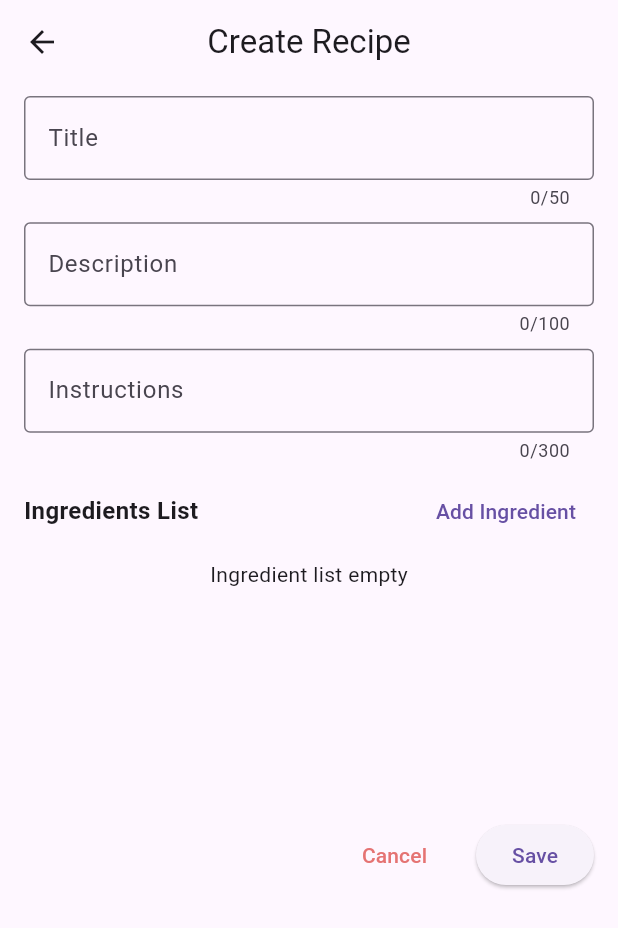
After one commit to nehemiasmunoz/alchemist_arsenal, a Flutter app: the screen it shows after launch, after a tap on the "add" icon, after a tap on "New Recipe", on a phone screen of 412 x 824 dp. The commit adds this screen. Shown: the top 928 px of the screen. Run offline on Flutter 3.47's test engine with Material 3 defaults, Android fonts, the phone set to English and light mode, and no system bars; our stand-ins replace drift, drift_flutter; accounts and stored records are empty; generated files the repository leaves out were written again.

Commit message:
feat: creacion de recetas integracion de ingredientes

```diff
--- a/lib/main.dart
+++ b/lib/main.dart
@@ -2,19 +2,36 @@ import 'package:alchemist_arsenal/config/routes/routes_app.dart';
 import 'package:alchemist_arsenal/data/daos/daos.dart';
 import 'package:alchemist_arsenal/data/source/sqlite/app_database.dart';
 import 'package:alchemist_arsenal/domain/repository/repositories.dart';
-import 'package:alchemist_arsenal/presentation/ingredient/provider/ingredient_provider.dart';
+import 'package:alchemist_arsenal/presentation/providers.dart';
 import 'package:alchemist_arsenal/presentation/screens.dart';
 import 'package:flutter/material.dart';
 import 'package:provider/provider.dart';
 
 void main() {
   final database = AppDatabase();
-  final ingredientDao = IngredientDao(database);
-  final ingredientRepository = IngredientRepository(ingredientDao);
+  final ingredientRepository = IngredientRepository(IngredientDao(database));
+  final recipeRepository = RecipeRepository(RecipeDao(database));
+  final unitOfMeasureRepository = UnitOfMeasureRepository(
+    UnitOfMeasureDao(database),
+  );
+  final recipeIngredientRepository = RecipeIngredientRepository(
+    recipeIngredientDao: RecipeIngredientDao(database),
+  );
   runApp(
     MultiProvider(
       providers: [
         Provider(create: (_) => IngredientProvider(ingredientRepository)),
+        ChangeNotifierProvider(create: (_) => RecipeProvider(recipeRepository)),
+        ChangeNotifierProvider(
+          create: (_) {
+            var unitProvider = UnitOfMeasureProvider(unitOfMeasureRepository);
+            unitProvider.loadRecords();
+            return unitProvider;
+          },
+        ),
+        ChangeNotifierProvider(
+          create: (_) => RecipeIngredientProvider(recipeIngredientRepository),
+        ),
         ChangeNotifierProvider(create: (_) => RoutesApp()),
       ],
       child: const MainApp(),
--- a/lib/presentation/providers.dart
+++ b/lib/presentation/providers.dart
@@ -1,2 +1,4 @@
+export 'package:alchemist_arsenal/presentation/units/provider/unit_of_measure_provider.dart';
 export 'package:alchemist_arsenal/presentation/recipe/provider/recipe_provider.dart';
 export 'package:alchemist_arsenal/presentation/ingredient/provider/ingredient_provider.dart';
+export 'package:alchemist_arsenal/presentation/recipe_ingredient/provider/recipe_ingredient_provider.dart';
--- a/lib/presentation/recipe/provider/recipe_provider.dart
+++ b/lib/presentation/recipe/provider/recipe_provider.dart
@@ -1,13 +1,59 @@
 import 'package:alchemist_arsenal/data/source/sqlite/app_database.dart';
 import 'package:alchemist_arsenal/domain/repository/repositories.dart';
+import 'package:drift/drift.dart';
+import 'package:flutter/material.dart';
 
-class RecipeProvider {
+class RecipeProvider extends ChangeNotifier {
   final RecipeRepository _recipeRepository;
+  List<RecipeData> _recipes = [];
+  bool _isLoading = false;
 
-  RecipeProvider({required RecipeRepository recipeRepository})
-    : _recipeRepository = recipeRepository;
+  RecipeProvider(RecipeRepository repo) : _recipeRepository = repo {
+    getAllRecipes();
+  }
 
-  Stream<List<RecipeData>> watchAllRecipes() {
-    return _recipeRepository.watchAllRecipes();
+  List<RecipeData> get recipes => _recipes;
+  bool get isLoading => _isLoading;
+
+  Future<void> getAllRecipes() async {
+    _isLoading = true;
+    _recipes = await _recipeRepository.getAllRecipes();
+    _isLoading = false;
+    notifyListeners();
+  }
+
+  Future<int> submitForm(
+    int? id,
+    String title,
+    String description,
+    String instructions,
+  ) async {
+    var recipe = RecipeCompanion(
+      recipeId: Value.absentIfNull(id),
+      title: Value(title),
+      description: Value(description),
+      instructions: Value(instructions),
+    );
+    if (id != null) {
+      _updateRecipe(recipe);
+    } else {
+      id = await _createRecipe(recipe);
+    }
+    getAllRecipes();
+    return id;
+  }
+
+  Future<int> _createRecipe(RecipeCompanion newRecipe) {
+    return _recipeRepository.createRecipe(newRecipe);
+  }
+
+  Future<void> _updateRecipe(RecipeCompanion newRecipe) {
+    return _recipeRepository.updateRecipe(newRecipe);
+  }
+
+  Future<void> deleteRecipe(int id) {
+    final result = _recipeRepository.deleteRecipe(id);
+    getAllRecipes();
+    return result;
   }
 }
--- /dev/null
+++ b/lib/presentation/recipe/screens/form/create_edit_recipe_screen.dart
@@ -0,0 +1,18 @@
+import 'package:alchemist_arsenal/data/source/sqlite/app_database.dart';
+import 'package:alchemist_arsenal/presentation/recipe/screens/form/recipe_form.dart';
+import 'package:flutter/material.dart';
+
+class CreateEditRecipeScreen extends StatelessWidget {
+  const CreateEditRecipeScreen({super.key, this.oldRecipeData});
+  final RecipeData? oldRecipeData;
+  @override
+  Widget build(BuildContext context) {
+    return Scaffold(
+      appBar: AppBar(
+        title: Text(oldRecipeData != null ? "Edit Recipe" : "Create Recipe"),
+        centerTitle: true,
+      ),
+      body: RecipeForm(oldRecipeData: oldRecipeData),
+    );
+  }
+}
--- /dev/null
+++ b/lib/presentation/recipe/screens/form/recipe_form.dart
@@ -0,0 +1,207 @@
+import 'package:alchemist_arsenal/data/source/sqlite/app_database.dart';
+import 'package:alchemist_arsenal/domain/models/recipeIngredient/recipe_ingredient_model.dart';
+import 'package:alchemist_arsenal/presentation/providers.dart';
+import 'package:alchemist_arsenal/presentation/widgets/add_ingredient_form.dart';
+import 'package:alchemist_arsenal/presentation/widgets/widgets.dart';
+import 'package:alchemist_arsenal/utils/validator.dart';
+import 'package:flutter/material.dart';
+import 'package:provider/provider.dart';
+
+class RecipeForm extends StatefulWidget {
+  const RecipeForm({super.key, this.oldRecipeData});
+
+  final RecipeData? oldRecipeData;
+
+  @override
+  State<RecipeForm> createState() => _RecipeFormState();
+}
+
+class _RecipeFormState extends State<RecipeForm> {
+  final _formKey = GlobalKey<FormState>();
+  final _titleTFController = TextEditingController();
+  final _descriptionTFController = TextEditingController();
+  final _instructionsTFController = TextEditingController();
+
+  @override
+  void initState() {
+    if (widget.oldRecipeData != null) {
+      var oldData = widget.oldRecipeData!;
+      _titleTFController.value = TextEditingValue(text: oldData.title);
+      _descriptionTFController.value = TextEditingValue(
+        text: oldData.description,
+      );
+      _instructionsTFController.value = TextEditingValue(
+        text: oldData.instructions,
+      );
+    }
+    super.initState();
+  }
+
+  @override
+  void dispose() {
+    _formKey.currentState?.reset();
+    _titleTFController.dispose();
+    _descriptionTFController.dispose();
+    _instructionsTFController.dispose();
+    super.dispose();
+  }
+
+  @override
+  Widget build(BuildContext context) {
+    var size = MediaQuery.sizeOf(context);
+    var recipeProvider = context.read<RecipeProvider>();
+    var recipeIngredientProvider = context.read<RecipeIngredientProvider>();
+    recipeIngredientProvider.clearIngredients();
+    if (widget.oldRecipeData != null) {
+      recipeIngredientProvider.getAllIngredientsFromRecipe(
+        widget.oldRecipeData!.recipeId,
+      );
+    }
+
+    return Scaffold(
+      body: Padding(
+        padding: const EdgeInsets.symmetric(vertical: 8.0, horizontal: 16.0),
+        child: SingleChildScrollView(
+          child: Form(
+            key: _formKey,
+            child: Column(
+              spacing: size.width * .02,
+              children: [
+                CustomTextField(
+                  label: "Title",
+                  maxLines: 1,
+                  maxLength: 50,
+                  controller: _titleTFController,
+                  validator: (value) =>
+                      Validator.validateIsNotEmpty(value, "Title"),
+                ),
+                CustomTextField(
+                  label: "Description",
+                  maxLength: 100,
+                  validator: (value) =>
+                      Validator.validateIsNotEmpty(value, "Description"),
+                  controller: _descriptionTFController,
+                ),
+
+                CustomTextField(
+                  label: "Instructions",
+                  controller: _instructionsTFController,
+                  maxLength: 300,
+                  validator: (value) =>
+                      Validator.validateIsNotEmpty(value, "Instructions"),
+                ),
+                Row(
+                  mainAxisAlignment: MainAxisAlignment.spaceBetween,
+                  children: [
+                    Text(
+                      "Ingredients List",
+                      style: TextStyle(
+                        fontWeight: FontWeight.bold,
+                        fontSize: 16,
+                      ),
+                    ),
+                    TextButton(
+                      onPressed: () => showAdaptiveDialog(
+                        context: context,
+                        builder: (ctx) => CustomAlertDialog(
+                          title: "Add Ingredient",
+                          content: AddIngredientForm(),
+                        ),
+                      ),
+                      child: Text("Add Ingredient"),
+                    ),
+                  ],
+                ),
+                SizedBox(height: size.height * .2, child: IngredientsList()),
+                Row(
+                  mainAxisAlignment: MainAxisAlignment.end,
+                  spacing: size.width * .05,
+                  children: [
+                    TextButton(
+                      onPressed: () => Navigator.pop(context),
+                      child: Text(
+                        "Cancel",
+                        style: TextStyle(color: Colors.red[300]),
+                      ),
+                    ),
+                    ElevatedButton(
+                      onPressed: () async {
+                        if (_formKey.currentState!.validate()) {
+                          final int recipeId = await recipeProvider.submitForm(
+                            widget.oldRecipeData?.recipeId,
+                            _titleTFController.text,
+                            _descriptionTFController.text,
+                            _instructionsTFController.text,
+                          );
+
+                          recipeIngredientProvider.saveData(recipeId);
+                          if (context.mounted) {
+                            Navigator.pop(context);
+                          }
+                        }
+                      },
+                      child: Text("Save"),
+                    ),
+                  ],
+                ),
+              ],
+            ),
+          ),
+        ),
+      ),
+    );
+  }
+}
+
+class IngredientsList extends StatelessWidget {
+  const IngredientsList({super.key});
+
+  @override
+  Widget build(BuildContext context) {
+    return Consumer<RecipeIngredientProvider>(
+      builder: (ctx, provider, child) {
+        var ingredients = provider.ingredients;
+        if (ingredients.isEmpty) {
+          return Text("Ingredient list empty");
+        }
+        return ListView.builder(
+          itemCount: ingredients.length,
+          itemBuilder: (context, i) {
+            var ingredient = ingredients[i];
+            return IngredientItem(
+              ingredient: ingredient,
+              onDelete: provider.removeIngredientFromList,
+            );
+          },
+        );
+      },
+    );
+  }
+}
+
+class IngredientItem extends StatelessWidget {
+  const IngredientItem({
+    super.key,
+    required this.ingredient,
+    required this.onDelete,
+  });
+
+  final RecipeIngredientModel ingredient;
+  final Function onDelete;
+
+  @override
+  Widget build(BuildContext context) {
+    return Row(
+      mainAxisAlignment: MainAxisAlignment.spaceBetween,
+      children: [
+        Text(
+          " ${ingredient.quantity} ${ingredient.unit.symbol} | ${ingredient.ingredient.title}",
+        ),
+        IconButton(
+          onPressed: () => onDelete(ingredient),
+          icon: Icon(Icons.close),
+        ),
+      ],
+    );
+  }
+}
--- /dev/null
+++ b/lib/presentation/recipe/screens/list/recipe_list_screen.dart
@@ -0,0 +1,80 @@
+import 'package:alchemist_arsenal/data/source/sqlite/app_database.dart';
+import 'package:alchemist_arsenal/presentation/providers.dart';
+import 'package:alchemist_arsenal/presentation/screens.dart';
+import 'package:alchemist_arsenal/presentation/widgets/widgets.dart';
+import 'package:flutter/material.dart';
+import 'package:provider/provider.dart';
+
+class RecipesListScreen extends StatelessWidget {
+  const RecipesListScreen({super.key});
+
+  @override
+  Widget build(BuildContext context) {
+    var recipeProvider = context.watch<RecipeProvider>();
+
+    if (recipeProvider.isLoading) {
+      return Center(child: CircularProgressIndicator());
+    }
+    if (recipeProvider.recipes.isEmpty) {
+      return Center(child: Text("No recipes found."));
+    }
+
+    return ListView.separated(
+      separatorBuilder: (_, __) => Divider(),
+      itemCount: recipeProvider.recipes.length,
+      itemBuilder: (ctx, i) {
+        var recipe = recipeProvider.recipes[i];
+        return _RecipeItem(recipe: recipe);
+      },
+    );
+  }
+}
+
+class _RecipeItem extends StatelessWidget {
+  const _RecipeItem({required this.recipe});
+
+  final RecipeData recipe;
+
+  @override
+  Widget build(BuildContext context) {
+    return ListTile(
+      onTap: () => Navigator.push(
+        context,
+        MaterialPageRoute(
+          builder: (_) => CreateEditRecipeScreen(oldRecipeData: recipe),
+        ),
+      ),
+      title: Text(recipe.title),
+      subtitle: recipe.description != ""
+          ? Text(recipe.description, textAlign: TextAlign.left)
+          : null,
+      trailing: IconButton(
+        onPressed: () {
+          showAdaptiveDialog(
+            context: context,
+            builder: (ctx) => CustomAlertDialog(
+              title: "Delete Recipe",
+              content: Text("Do you really want to delete ${recipe.title}"),
+              actions: [
+                TextButton(
+                  onPressed: () => Navigator.pop(ctx),
+                  child: Text("Cancel"),
+                ),
+                ElevatedButton(
+                  onPressed: () {
+                    context.read<RecipeProvider>().deleteRecipe(
+                      recipe.recipeId,
+                    );
+                    Navigator.pop(ctx);
+                  },
+                  child: Text("Confirm"),
+                ),
+              ],
+            ),
+          );
+        },
+        icon: Icon(Icons.delete, color: Colors.red[300]),
+      ),
+    );
+  }
+}
--- /dev/null
+++ b/lib/presentation/recipe_ingredient/provider/recipe_ingredient_provider.dart
@@ -0,0 +1,78 @@
+import 'package:alchemist_arsenal/data/source/sqlite/app_database.dart';
+import 'package:alchemist_arsenal/domain/models/recipeIngredient/recipe_ingredient_model.dart';
+import 'package:alchemist_arsenal/domain/repository/repositories.dart';
+import 'package:drift/drift.dart';
+import 'package:flutter/foundation.dart';
+
+class RecipeIngredientProvider extends ChangeNotifier {
+  late RecipeIngredientRepository recipeIngredientRepository;
+  List<RecipeIngredientModel> _ingredients = [];
+  List<RecipeIngredientModel> get ingredients => _ingredients;
+  final List<int> _ingredientsToDelete = [];
+
+  RecipeIngredientProvider(RecipeIngredientRepository recipeIngredientRepo) {
+    recipeIngredientRepository = recipeIngredientRepo;
+  }
+
+  void saveData(int recipeId) {
+    if (_ingredients.isEmpty) return;
+    if (_ingredientsToDelete.isNotEmpty) {
+      recipeIngredientRepository.deleteAllIngredientsWhere(
+        _ingredientsToDelete,
+      );
+    }
+
+    var ingredientsWithRecipeId = _ingredients.map((e) {
+      return RecipeIngredientCompanion.insert(
+        recipeIngredientId: Value.absentIfNull(e.recipeIngredientId),
+        recipeId: recipeId,
+        ingredientId: e.ingredient.ingredientId,
+        unitOfMeasureId: e.unit.unitOfMeasureId,
+        quantity: e.quantity,
+      );
+    }).toList();
+
+    recipeIngredientRepository.saveAllRecipeIngredients(
+      ingredientsWithRecipeId,
+    );
+
+    _ingredients.clear();
+    _ingredientsToDelete.clear();
+    notifyListeners();
+  }
+
+  void addIngredientToList({
+    required UnitOfMeasureData unit,
+    required IngredientData ingredient,
+    required double quantity,
+  }) {
+    _ingredients.add(
+      RecipeIngredientModel(
+        ingredient: ingredient,
+        unit: unit,
+        quantity: quantity,
+      ),
+    );
+    notifyListeners();
+  }
+
+  void removeIngredientFromList(RecipeIngredientModel recipeIngredient) {
+    if (recipeIngredient.recipeIngredientId != null) {
+      _ingredientsToDelete.add(recipeIngredient.recipeIngredientId!);
+    }
+    _ingredients.remove(recipeIngredient);
+    notifyListeners();
+  }
+
+  void getAllIngredientsFromRecipe(int recipeId) async {
+    _ingredients = await recipeIngredientRepository
+        .getAllIngredientsWhereRecipe(recipeId);
+    notifyListeners();
+  }
+
+  void clearIngredients() {
+    _ingredients.clear();
+    _ingredientsToDelete.clear();
+    notifyListeners();
+  }
+}
--- a/lib/presentation/screens.dart
+++ b/lib/presentation/screens.dart
@@ -1,4 +1,6 @@
-export 'package:alchemist_arsenal/presentation/recipe/screens/recipe_list_screen.dart';
+export 'package:alchemist_arsenal/presentation/recipe/screens/list/recipe_list_screen.dart';
+export 'package:alchemist_arsenal/presentation/recipe/screens/form/recipe_form.dart';
+export 'package:alchemist_arsenal/presentation/recipe/screens/form/create_edit_recipe_screen.dart';
 export 'package:alchemist_arsenal/presentation/ingredient/screens/list/ingredients_list_screen.dart';
 export 'package:alchemist_arsenal/presentation/ingredient/screens/forms/ingredient_form.dart';
 export 'package:alchemist_arsenal/presentation/ingredient/screens/forms/create_edit_ingredient_screen.dart';
--- a/lib/presentation/widgets/custom_floating_button.dart
+++ b/lib/presentation/widgets/custom_floating_button.dart
@@ -12,11 +12,9 @@ class CustomFloatingButton extends StatelessWidget {
 
     return Padding(
       padding: EdgeInsetsGeometry.symmetric(horizontal: 16.0),
-      child: Container(
       child: Column(
         mainAxisAlignment: MainAxisAlignment.end,
         crossAxisAlignment: CrossAxisAlignment.center,
-          // mainAxisSize: MainAxisSize.min,
         children: [
           Visibility(
             visible: context.read<RoutesApp>().optionsVisibility,
@@ -24,7 +22,19 @@ class CustomFloatingButton extends StatelessWidget {
               mainAxisAlignment: MainAxisAlignment.spaceBetween,
               spacing: size.width * .05,
               children: [
-                  ElevatedButton(onPressed: null, child: Text("New Recipe")),
+                ElevatedButton(
+                  onPressed: () {
+                    Navigator.push(
+                      context,
+                      MaterialPageRoute(
+                        builder: (ctx) => CreateEditRecipeScreen(),
+                      ),
+                    );
+                    context.read<RoutesApp>().changeOptionsVisibility(false);
+                  },
+                  child: const Text("New Recipe"),
+                ),
+
                 ElevatedButton(
                   onPressed: () {
                     Navigator.push(
@@ -35,7 +45,7 @@ class CustomFloatingButton extends StatelessWidget {
                     );
                     context.read<RoutesApp>().changeOptionsVisibility(false);
                   },
-                    child: Text("New Ingredient"),
+                  child: const Text("New Ingredient"),
                 ),
               ],
             ),
@@ -48,7 +58,6 @@ class CustomFloatingButton extends StatelessWidget {
           ),
         ],
       ),
-      ),
     );
   }
 }
--- a/lib/presentation/widgets/custom_text_field.dart
+++ b/lib/presentation/widgets/custom_text_field.dart
@@ -8,17 +8,22 @@ class CustomTextField extends StatelessWidget {
     required this.controller,
     this.validator,
     this.initialValue,
+    this.maxLines,
+    this.maxLength,
   });
   final String label;
   final TextInputType? inputType;
   final TextEditingController controller;
   final FormFieldValidator? validator;
   final String? initialValue;
+  final int? maxLines;
+  final int? maxLength;
+
   @override
   Widget build(BuildContext context) {
     return TextFormField(
-      maxLength: 20,
-      maxLines: 1,
+      maxLength: maxLength,
+      maxLines: maxLines,
       initialValue: initialValue,
       validator: validator,
       controller: controller,
```
Also changed, not shown: lib/presentation/recipe/screens/recipe_list_screen.dart (deleted, +0 -37 lines), lib/presentation/widgets/add_ingredient_form.dart (added, +117 -0 lines). Lines whose indentation alone changed are shown as unchanged.
